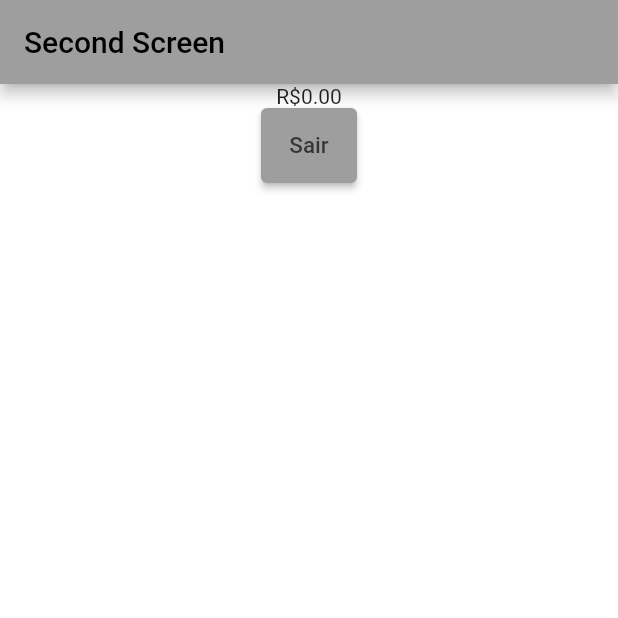
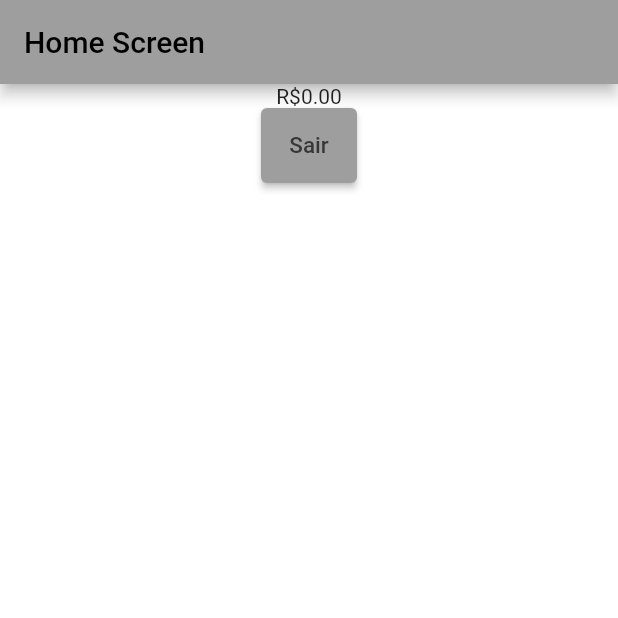
Before and after one commit to andrerclaudio/agnes_app, a Flutter app: the screen it shows after launch, after a tap on "Entrar", on a phone screen of 412 x 824 dp, the top half of it. Run offline on Flutter 3.47's test engine with Material 2 defaults, Android fonts, the phone set to English and light mode, and no system bars; network calls fail.

Commit message:
Constant library.

```diff
--- /dev/null
+++ b/lib/constant.dart
@@ -0,0 +1,38 @@
+import 'package:flutter/material.dart';
+
+class Constant {
+  // Colors
+  static const textColorGreen = 0xff78af9f;
+  static const textColorBrown = 0xff363639;
+
+  // Api related
+  static const apiBaseURL = 'http://192.168.0.163:8000/';
+
+  // Login screen
+  static const loginTitleText = 'Agnes';
+  static const TextStyle loginTitleTextStyle = TextStyle(
+    fontSize: 40,
+    fontWeight: FontWeight.w500,
+    color: Color(textColorGreen),
+  );
+
+  static const signInText = 'Entrar';
+  static const TextStyle signInTextStyle = TextStyle(
+    fontSize: 15,
+    color: Color(textColorGreen),
+  );
+
+  static const signUpText = 'Criar';
+  static const TextStyle signUpTextStyle = TextStyle(
+    fontSize: 20,
+    color: Color(textColorGreen),
+  );
+
+  static const labelTextEmail = 'E-mail';
+  static const labelTextPassword = 'Senha';
+  static const forgotPasswordText = 'Esqueceu a senha?';
+  static const doNotHaveAccountText = 'Não tem uma conta';
+
+  // Home page screen
+  static const homeScreenTitleText = 'Home Screen';
+}
--- a/lib/requests.dart
+++ b/lib/requests.dart
@@ -7,7 +7,7 @@ All requests are pointed to api.agnes.ooo
 
 import 'dart:convert';
 import 'dart:io';
-
+import 'package:agnes_app/constant.dart';
 import 'package:http/http.dart' as http;
 
 class Data {
@@ -27,7 +27,7 @@ class Data {
 Future<Data> fetchData() async {
   try {
     final response = await http.get(
-      Uri.parse('http://192.168.0.163:8000/currency'),
+      Uri.parse(Constant.apiBaseURL),
       // headers: {
       //   "Authorization":
       //       ''
--- a/lib/routes/home_page.dart
+++ b/lib/routes/home_page.dart
@@ -1,5 +1,6 @@
 import 'package:agnes_app/requests.dart';
 import 'package:flutter/material.dart';
+import 'package:agnes_app/constant.dart';
 
 class HomePage extends StatefulWidget {
   const HomePage({Key? key}) : super(key: key);
@@ -21,7 +22,7 @@ class _HomePageState extends State<HomePage> {
   Widget build(BuildContext context) {
     return Scaffold(
       appBar: AppBar(
-        title: const Text('Second Screen'),
+        title: const Text(Constant.homeScreenTitleText),
       ),
       body: Center(
         child: Column(
--- a/lib/routes/login_page.dart
+++ b/lib/routes/login_page.dart
@@ -1,3 +1,4 @@
+import 'package:agnes_app/constant.dart';
 import 'package:flutter/material.dart';
 
 class LoginPage extends StatefulWidget {
@@ -34,12 +35,8 @@ class _LoginPageState extends State<LoginPage> {
                 alignment: Alignment.center,
                 padding: const EdgeInsets.all(20),
                 child: const Text(
-                  'Agnes',
-                  style: TextStyle(
-                    color: Color(0xff78af9f),
-                    fontWeight: FontWeight.w500,
-                    fontSize: 40,
-                  ),
+                  Constant.loginTitleText,
+                  style: Constant.loginTitleTextStyle,
                 ),
               ),
               Container(
@@ -48,7 +45,7 @@ class _LoginPageState extends State<LoginPage> {
                   controller: nameController,
                   decoration: const InputDecoration(
                     border: OutlineInputBorder(),
-                    labelText: 'E-mail',
+                    labelText: Constant.labelTextEmail,
                   ),
                 ),
               ),
@@ -59,7 +56,7 @@ class _LoginPageState extends State<LoginPage> {
                   controller: passwordController,
                   decoration: const InputDecoration(
                     border: OutlineInputBorder(),
-                    labelText: 'Senha',
+                    labelText: Constant.labelTextPassword,
                   ),
                 ),
               ),
@@ -68,7 +65,7 @@ class _LoginPageState extends State<LoginPage> {
                   //forgot password screen
                 },
                 child: const Text(
-                  'Esqueceu a senha?',
+                  Constant.forgotPasswordText
                 ),
               ),
               Container(
@@ -76,11 +73,8 @@ class _LoginPageState extends State<LoginPage> {
                 padding: const EdgeInsets.fromLTRB(10, 0, 10, 0),
                 child: ElevatedButton(
                   child: const Text(
-                    'Entrar',
-                    style: TextStyle(
-                      fontSize: 15,
-                      color: Color(0xff363639),
-                    ),
+                    Constant.signInText,
+                    style: Constant.signInTextStyle,
                   ),
                   onPressed: () {
                     Navigator.of(context)
@@ -90,14 +84,11 @@ class _LoginPageState extends State<LoginPage> {
               ),
               Row(
                 children: <Widget>[
-                  const Text('Não tem uma conta?'),
+                  const Text(Constant.doNotHaveAccountText),
                   TextButton(
                     child: const Text(
-                      'Criar',
-                      style: TextStyle(
-                        fontSize: 20,
-                        color: Color(0xff78af9f),
-                      ),
+                      Constant.signUpText,
+                      style: Constant.signUpTextStyle,
                     ),
                     onPressed: () {
                       //signup screen
```
